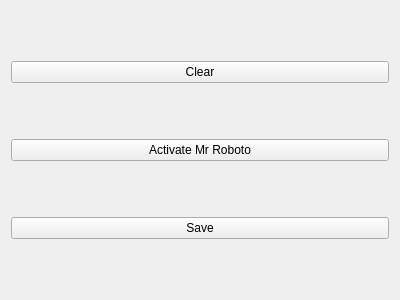
Before: the Qt Designer form BIAL-GUI/src/livewirewidget.ui in GIBIS-UNIFESP/BIAL, drawn with Qt 5.
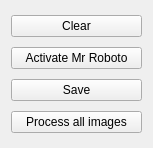
After: the same form once the commit is applied.

The edit to the form file:
```diff
--- a/BIAL-GUI/src/livewirewidget.ui
+++ b/BIAL-GUI/src/livewirewidget.ui
@@ -6,10 +6,16 @@
    <rect>
     <x>0</x>
     <y>0</y>
-    <width>400</width>
-    <height>300</height>
+    <width>153</width>
+    <height>148</height>
    </rect>
   </property>
+  <property name="sizePolicy">
+   <sizepolicy hsizetype="Expanding" vsizetype="Expanding">
+    <horstretch>0</horstretch>
+    <verstretch>0</verstretch>
+   </sizepolicy>
+  </property>
   <property name="windowTitle">
    <string>Form</string>
   </property>
@@ -35,6 +41,13 @@
      </property>
     </widget>
    </item>
+   <item>
+    <widget class="QPushButton" name="pushButtonProcessAll">
+     <property name="text">
+      <string>Process all images</string>
+     </property>
+    </widget>
+   </item>
   </layout>
  </widget>
  <resources/>
```
